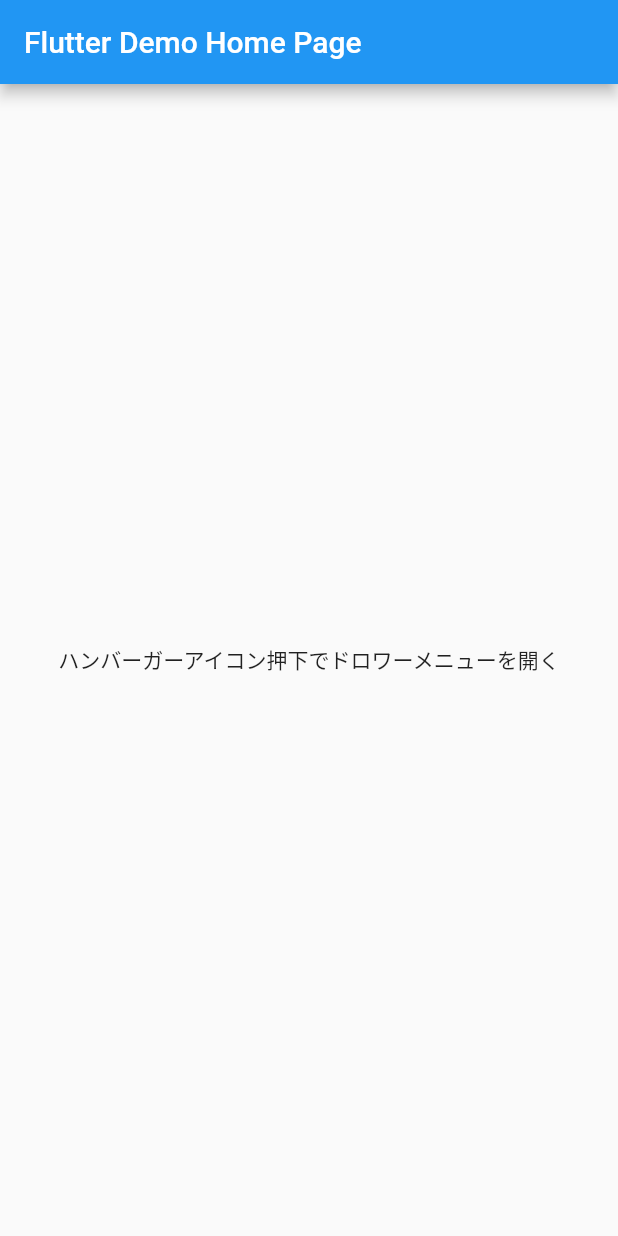
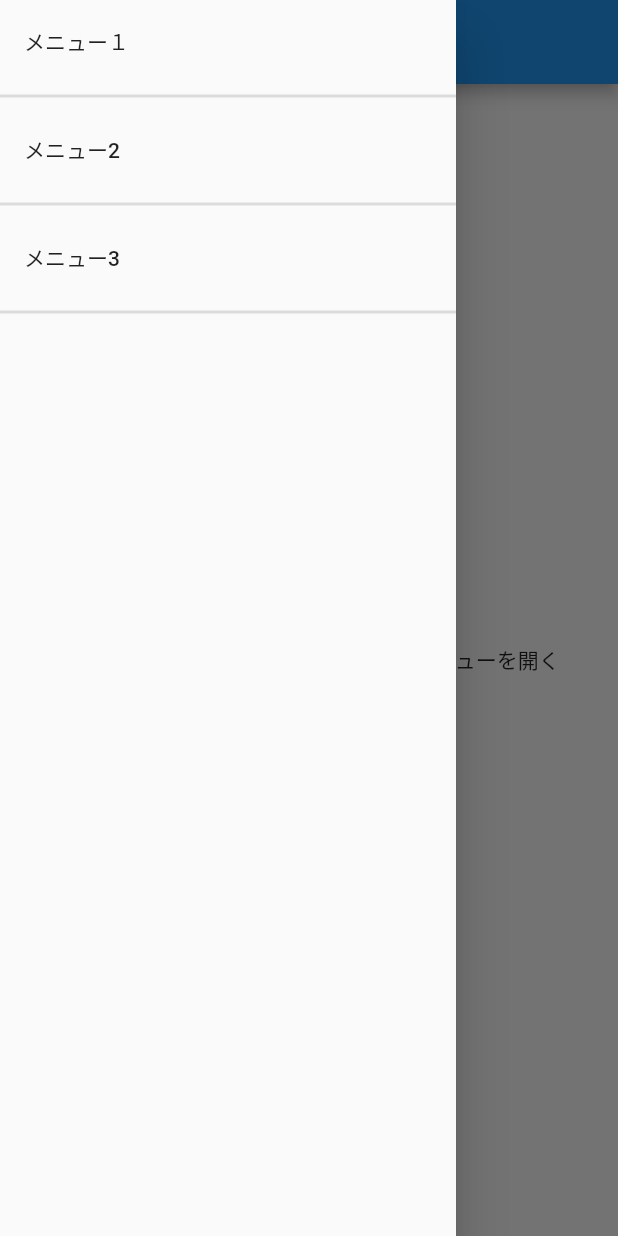
Before and after one commit to mshige1979/flutter_samples, a Flutter app: the screen it shows after launch, with the side drawer open (before the commit the screen has no drawer), on a phone screen of 412 x 824 dp. Run offline on Flutter 3.47's test engine with Material 2 defaults, Android fonts, the phone set to English and light mode, and no system bars.

Commit message:
#3 drawer

```diff
--- a/04_drawer/lib/main.dart
+++ b/04_drawer/lib/main.dart
@@ -16,7 +16,7 @@
       theme: ThemeData(
         primarySwatch: Colors.blue,
       ),
-      home: const MyHomePage(title: 'Flutter Demo Home Page'),
+      home: const MyHomePage(title: 'Drawerサンプル'),
     );
   }
 }
--- a/04_drawer/lib/screen/home.dart
+++ b/04_drawer/lib/screen/home.dart
@@ -13,11 +13,48 @@
 
   @override
   Widget build(BuildContext context) {
-
     return Scaffold(
         appBar: AppBar(
         title: Text(widget.title),
     ),
+    // 以下を追加するとAppBarにハンバーガーメニューが追加される
+    drawer: Drawer(
+        child: ListView(
+          children: [
+            ListTile(
+              title: Text('メニュー１'),
+              onTap: (){
+                debugPrint("xxxx");
+                Navigator.pop(context); //Drawerを閉じる
+              },
+            ),
+            Divider(
+              thickness: 2,
+            ),
+            ListTile(
+              title: Text('メニュー2'),
+              onTap: (){
+                debugPrint("xxxx");
+                Navigator.pop(context); //Drawerを閉じる
+              },
+            ),
+            Divider(
+              thickness: 2,
+            ),
+            ListTile(
+              title: Text('メニュー3'),
+              onTap: (){
+                debugPrint("xxxx");
+                Navigator.pop(context); //Drawerを閉じる
+              },
+            ),
+            Divider(
+              thickness: 2,
+            ),
+          ],
+        ),
+    ),
+    // body
     body: Center(
     child: Column(
 
```
Lines whose indentation alone changed are shown as unchanged.
